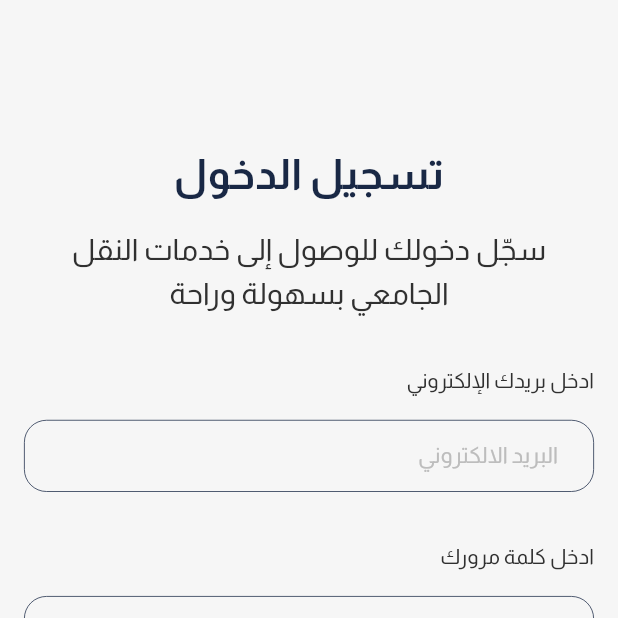
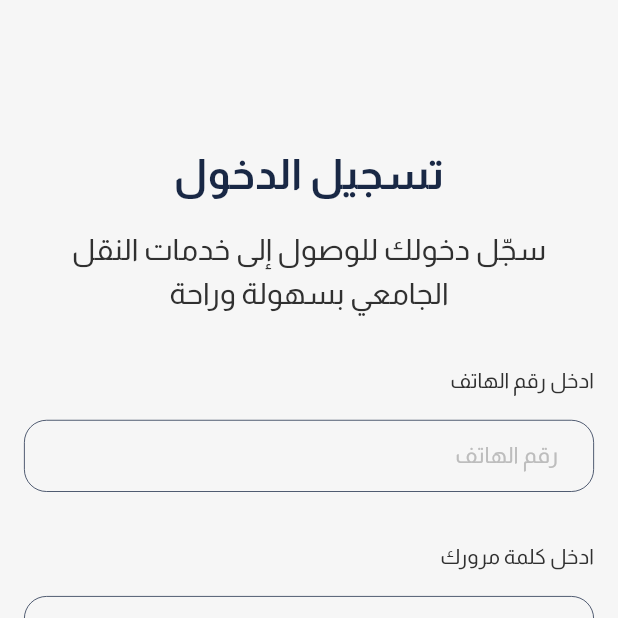
Before and after one commit to Tyler34Durden/UOT-Transport-Driver, a Flutter app: the screen it shows after launch, after a tap on "هل نسيت كلمة مرورك؟", on a phone screen of 412 x 824 dp, the top half of it. Run offline on Flutter 3.47's test engine with Material 3 defaults, Android fonts, the light colour scheme and no system bars; our stand-ins replace bloc, dio, firebase_core, firebase_messaging, flutter_bloc, flutter_svg and 3 more; accounts and stored records are empty; project files that could hold a hidden picture were left out.

Commit message:
add login logic

```diff
--- a/uot_transport_driver_flutter/lib/auth_feature/view/screens/login_screen.dart
+++ b/uot_transport_driver_flutter/lib/auth_feature/view/screens/login_screen.dart
@@ -1,29 +1,62 @@
 import 'dart:ui';
-
 import 'package:flutter/material.dart';
+import 'package:flutter_bloc/flutter_bloc.dart';
 import 'package:uot_transport_driver_flutter/auth_feature/view/widgets/app_button.dart';
 import 'package:uot_transport_driver_flutter/auth_feature/view/widgets/app_input.dart';
 import 'package:uot_transport_driver_flutter/auth_feature/view/widgets/app_text.dart';
 import 'package:uot_transport_driver_flutter/core/app_colors.dart';
 import 'package:uot_transport_driver_flutter/home_feature/view/screens/home_screen.dart';
+import 'package:uot_transport_driver_flutter/auth_feature/view_model/cubit/driver_auth_cubit.dart';
+import 'package:uot_transport_driver_flutter/auth_feature/view_model/cubit/driver_auth_state.dart';
 
-class LoginScreen extends StatelessWidget {
+class LoginScreen extends StatefulWidget {
   const LoginScreen({super.key});
+
+  @override
+  State<LoginScreen> createState() => _LoginScreenState();
+}
+
+class _LoginScreenState extends State<LoginScreen> {
+  late TextEditingController phoneController;
+  late TextEditingController passwordController;
+
+  @override
+  void initState() {
+    super.initState();
+    phoneController = TextEditingController();
+    passwordController = TextEditingController();
+  }
+
+  @override
+  void dispose() {
+    phoneController.dispose();
+    passwordController.dispose();
+    super.dispose();
+  }
 
   @override
   Widget build(BuildContext context) {
     final screenHeight = MediaQuery.of(context).size.height;
     final screenWidth = MediaQuery.of(context).size.width;
 
+    return BlocConsumer<DriverAuthCubit, DriverAuthState>(
+      listener: (context, state) {
+        if (state is DriverAuthSuccess) {
+          Navigator.pushReplacement(
+            context,
+            MaterialPageRoute(builder: (context) => const HomeScreen()),
+          );
+        } else if (state is DriverAuthFailure) {
+          ScaffoldMessenger.of(context).showSnackBar(
+            SnackBar(content: Text(state.error)),
+          );
+        }
+      },
+      builder: (context, state) {
         return Scaffold(
           backgroundColor: AppColors.backgroundColor,
-      // appBar: const PreferredSize(
-      //   preferredSize: Size.fromHeight(56),
-      //   child: BackHeader(),
-      // ),
           body: Padding(
-        // padding: const EdgeInsets.all(16),
-        padding: const EdgeInsets.only(top: 80 + 16, left: 16, right: 16),
+            padding: const EdgeInsets.only(top: 96, left: 16, right: 16),
             child: Column(
               mainAxisAlignment: MainAxisAlignment.center,
               crossAxisAlignment: CrossAxisAlignment.stretch,
@@ -49,7 +82,7 @@ class LoginScreen extends StatelessWidget {
                 ),
                 SizedBox(height: screenHeight * 0.04),
                 const AppText(
-              lbl: 'ادخل بريدك الإلكتروني',
+                  lbl: 'ادخل رقم الهاتف',
                   style: TextStyle(
                     color: AppColors.textColor,
                     fontSize: 14,
@@ -57,9 +90,10 @@ class LoginScreen extends StatelessWidget {
                   textAlign: TextAlign.right,
                 ),
                 SizedBox(height: screenHeight * 0.02),
-            const AppInput(
-              hintText: 'البريد الالكتروني',
+                AppInput(
+                  hintText: 'رقم الهاتف',
                   textAlign: TextAlign.right,
+                  controller: phoneController,
                 ),
                 SizedBox(height: screenHeight * 0.04),
                 const AppText(
@@ -71,9 +105,11 @@ class LoginScreen extends StatelessWidget {
                   textAlign: TextAlign.right,
                 ),
                 SizedBox(height: screenHeight * 0.02),
-            const AppInput(
+                AppInput(
                   hintText: 'كلمة المرور ',
                   textAlign: TextAlign.right,
+                  obscureText: true,
+                  controller: passwordController,
                 ),
                 SizedBox(height: screenHeight * 0.02),
                 AppText(
@@ -81,46 +117,35 @@ class LoginScreen extends StatelessWidget {
                   style: const TextStyle(
                     color: AppColors.primaryColor,
                     fontSize: 14,
-                decoration: TextDecoration.underline, // Add underline
+                    decoration: TextDecoration.underline,
                   ),
                   textAlign: TextAlign.right,
                   onTap: () {
-                // Handle the tap event
-                print('Text tapped!');
+                    // التعامل مع حدث نسيان كلمة المرور
+                    print('Forgot password tapped!');
                   },
                 ),
                 SizedBox(height: screenHeight * 0.06),
-            AppButton(
+                state is DriverAuthLoading
+                    ? const Center(child: CircularProgressIndicator())
+                    : AppButton(
                         lbl: 'تسجيل الدخول',
                         width: screenWidth * 0.4,
                         height: screenHeight * 0.07,
                         onPressed: () {
-                     Navigator.push(
-                  context,
-                  MaterialPageRoute(builder: (context) => const HomeScreen()),
-                );
+                          context.read<DriverAuthCubit>().login({
+                            "phone": phoneController.text,
+                            "password": passwordController.text,
+                          });
                         },
                       ),
                 const Spacer(),
-            // AppText(
-            //   lbl: 'ليس لديك حساب؟ انشىء حساب',
-            //   style: const TextStyle(
-            //     color: AppColors.primaryColor,
-            //     fontSize: 14,
-            //     fontWeight: FontWeight.bold,
-            //   ),
-            //   textAlign: TextAlign.center,
-            //   onTap: () {
-            //     // Navigator.push(
-            //     //   context,
-            //     //   MaterialPageRoute(builder: (context) => const SignupScreen()),
-            //     // );
-            //   },
-            // ),
                 SizedBox(height: screenHeight * 0.02),
               ],
             ),
           ),
         );
+      },
+    );
   }
 }
--- /dev/null
+++ b/uot_transport_driver_flutter/lib/auth_feature/view_model/cubit/driver_auth_cubit.dart
@@ -0,0 +1,25 @@
+import 'package:bloc/bloc.dart';
+import 'driver_auth_state.dart';
+import 'package:uot_transport_driver_flutter/auth_feature/model/repository/driver_auth_repository.dart';
+
+class DriverAuthCubit extends Cubit<DriverAuthState> {
+  final DriverAuthRepository _authRepository;
+
+  DriverAuthCubit({DriverAuthRepository? authRepository})
+      : _authRepository = authRepository ?? DriverAuthRepository(),
+        super(DriverAuthInitial());
+
+  Future<void> login(Map<String, dynamic> loginData) async {
+    emit(DriverAuthLoading());
+    try {
+      print("before repo data in login");
+      final response = await _authRepository.login(loginData);
+      print("after repo data in login");
+      final Map<String, dynamic> user = response.data['user'];
+      final String token = response.data['token'];
+      emit(DriverAuthSuccess(user: user, token: token));
+    } catch (e) {
+      emit(DriverAuthFailure(error: e.toString()));
+    }
+  }
+}
--- /dev/null
+++ b/uot_transport_driver_flutter/lib/auth_feature/view_model/cubit/driver_auth_state.dart
@@ -0,0 +1,21 @@
+abstract class DriverAuthState {}
+
+class DriverAuthInitial extends DriverAuthState {}
+
+class DriverAuthLoading extends DriverAuthState {}
+
+class DriverAuthSuccess extends DriverAuthState {
+  final Map<String, dynamic> user;
+  final String token;
+
+  DriverAuthSuccess({
+    required this.user,
+    required this.token,
+  });
+}
+
+class DriverAuthFailure extends DriverAuthState {
+  final String error;
+
+  DriverAuthFailure({required this.error});
+}
--- /dev/null
+++ b/uot_transport_driver_flutter/lib/core/network_config.dart
@@ -0,0 +1,19 @@
+import 'package:dio/dio.dart';
+
+class NetworkConfig {
+  static const String baseUrl = 'https://uottransportserver-28f59bae71b7.herokuapp.com/api/v1/';
+  //static const String baseUrl = 'http://192.168.1.104:8000/api/v1/';
+
+  static Dio createDio() {
+    Dio dio = Dio(
+      BaseOptions(
+        baseUrl: baseUrl,
+        headers: {
+          'Content-Type': 'application/json',
+        },
+      ),
+    );
+
+    return dio;
+  }
+}
--- a/uot_transport_driver_flutter/lib/main.dart
+++ b/uot_transport_driver_flutter/lib/main.dart
@@ -1,75 +1,47 @@
+import 'package:firebase_core/firebase_core.dart';
 import 'package:flutter/material.dart';
+import 'package:flutter_bloc/flutter_bloc.dart';
+import 'package:uot_transport_driver_flutter/auth_feature/model/repository/driver_auth_repository.dart';
 import 'package:uot_transport_driver_flutter/auth_feature/view/screens/splash_screen.dart';
+import 'package:uot_transport_driver_flutter/auth_feature/view_model/cubit/driver_auth_cubit.dart';
 
-void main() {
-  runApp(const MyApp());
+Future<void> main() async {
+  WidgetsFlutterBinding.ensureInitialized();
+  await Firebase.initializeApp();
+
+  runApp(
+    MultiRepositoryProvider(
+      providers: [
+        RepositoryProvider<DriverAuthRepository>(
+          create: (context) => DriverAuthRepository(),
+        ),
+      ],
+      child: MultiBlocProvider(
+        providers: [
+          BlocProvider<DriverAuthCubit>(
+            create: (context) => DriverAuthCubit(
+              authRepository: context.read<DriverAuthRepository>(),
+            ),
+          ),
+        ],
+        child: const MyApp(),
+      ),
+    ),
+  );
 }
 
 class MyApp extends StatelessWidget {
   const MyApp({super.key});
 
-  // This widget is the root of your application.
   @override
   Widget build(BuildContext context) {
     return MaterialApp(
-     debugShowCheckedModeBanner: false,
+      scaffoldMessengerKey: GlobalKey<ScaffoldMessengerState>(), // في حال أردت استخدام ScaffoldMessenger
+      debugShowCheckedModeBanner: false,
       theme: ThemeData(
         fontFamily: 'Almarai',
       ),
-      home: SplashScreen(),
+      home: const SplashScreen(),
     );
   }
 }
-
-class MyHomePage extends StatefulWidget {
-  const MyHomePage({super.key, required this.title});
-
-  final String title;
-
-  @override
-  State<MyHomePage> createState() => _MyHomePageState();
-}
-
-class _MyHomePageState extends State<MyHomePage> {
-  int _counter = 0;
-
-  void _incrementCounter() {
-    setState(() {
-
-      _counter++;
-    });
-  }
-
-  @override
-  Widget build(BuildContext context) {
-
-    return Scaffold(
-      appBar: AppBar(
-
-        backgroundColor: Theme.of(context).colorScheme.inversePrimary,
-
-        title: Text(widget.title),
-      ),
-      body: Center(
-
-        child: Column(
-          mainAxisAlignment: MainAxisAlignment.center,
-          children: <Widget>[
-            const Text(
-              'You have pushed the button this many times:',
-            ),
-            Text(
-              '$_counter',
-              style: Theme.of(context).textTheme.headlineMedium,
-            ),
-          ],
-        ),
-      ),
-      floatingActionButton: FloatingActionButton(
-        onPressed: _incrementCounter,
-        tooltip: 'Increment',
-        child: const Icon(Icons.add),
-      ), // This trailing comma makes auto-formatting nicer for build methods.
-    );
-  }
-}
--- a/uot_transport_driver_flutter/pubspec.yaml
+++ b/uot_transport_driver_flutter/pubspec.yaml
@@ -36,6 +36,12 @@ dependencies:
   cupertino_icons: ^1.0.8
   flutter_svg: ^2.1.0
   google_maps_flutter: ^2.12.1
+  dio: ^5.8.0+1
+  logger: ^2.5.0
+  bloc: ^9.0.0
+  flutter_bloc: ^9.1.0
+  shared_preferences: ^2.5.3
+  firebase_messaging: ^14.7.10
 
 dev_dependencies:
   flutter_test:
```
Also changed, not shown: uot_transport_driver_flutter/lib/auth_feature/model/repository/driver_auth_repository.dart (added, +84 -0 lines), uot_transport_driver_flutter/lib/core/api_service.dart (added, +106 -0 lines), uot_transport_driver_flutter/pubspec.lock, 6 other files. Lines whose indentation alone changed are shown as unchanged.
